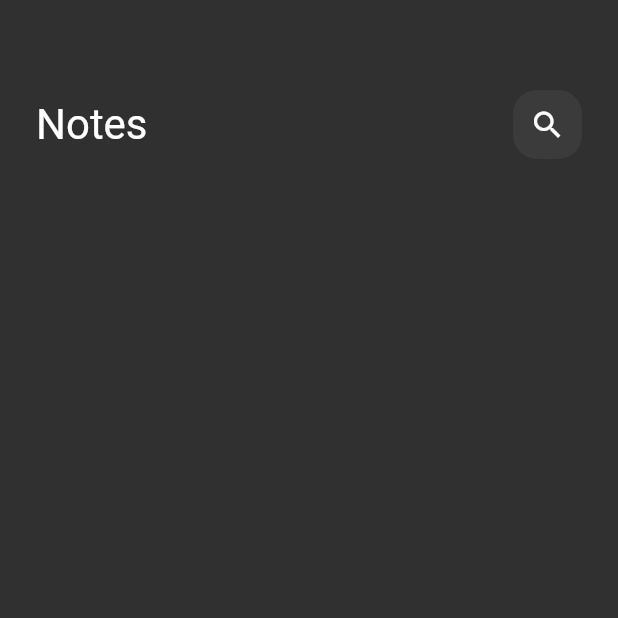
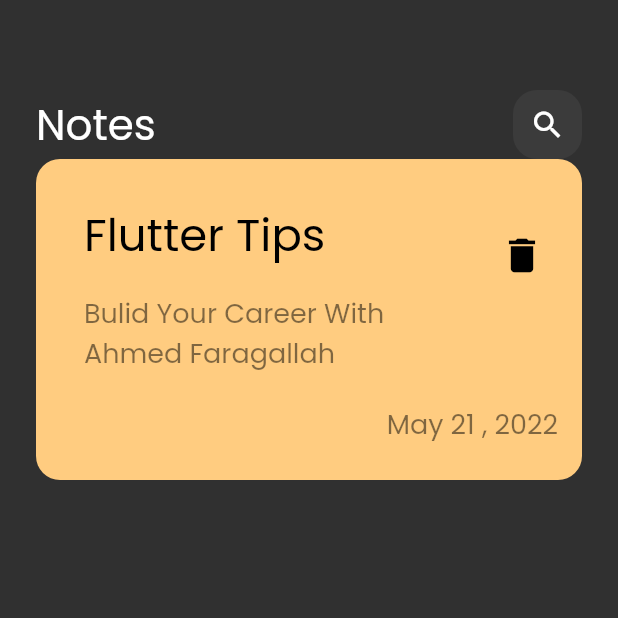
Before and after one commit to AhmedFaragallah/notes_app, a Flutter app: the screen it shows after launch, on a phone screen of 412 x 824 dp, the top half of it. Run offline on Flutter 3.47's test engine with Material 2 defaults, Android fonts, the phone set to English and light mode, and no system bars.

Commit message:
create custom note item

```diff
--- a/lib/main.dart
+++ b/lib/main.dart
@@ -12,7 +12,7 @@ class NoteApp extends StatelessWidget {
   Widget build(BuildContext context) {
     return MaterialApp(
       debugShowCheckedModeBanner: false,
-      theme: ThemeData(brightness: Brightness.dark),
+      theme: ThemeData(brightness: Brightness.dark, fontFamily: 'Poppins'),
       home: const NotesView(),
     );
   }
--- /dev/null
+++ b/lib/views/widgets/custom_note_item.dart
@@ -0,0 +1,56 @@
+import 'package:flutter/material.dart';
+
+class NoteItem extends StatelessWidget {
+  const NoteItem({super.key});
+
+  @override
+  Widget build(BuildContext context) {
+    return Container(
+        decoration: BoxDecoration(
+          color: const Color(0xffFFCC80),
+          borderRadius: BorderRadius.circular(16),
+        ),
+        child: Padding(
+          padding: const EdgeInsets.only(top: 24, bottom: 24, left: 16),
+          child: Column(
+            crossAxisAlignment: CrossAxisAlignment.end,
+            children: [
+              ListTile(
+                title: const Text(
+                  'Flutter Tips ',
+                  style: TextStyle(
+                    color: Colors.black,
+                    fontSize: 30,
+                  ),
+                ),
+                subtitle: Padding(
+                  padding: const EdgeInsets.only(top: 16, bottom: 16),
+                  child: Text(
+                    'Bulid Your Career With Ahmed Faragallah ',
+                    style: TextStyle(
+                      color: Colors.black.withOpacity(.5),
+                      fontSize: 18,
+                    ),
+                  ),
+                ),
+                trailing: IconButton(
+                    onPressed: () {},
+                    icon: const Icon(
+                      Icons.delete,
+                      color: Colors.black,
+                      size: 30,
+                    )),
+              ),
+              Padding(
+                padding: const EdgeInsets.only(right: 16),
+                child: Text(
+                  'May 21 , 2022',
+                  style: TextStyle(
+                      color: Colors.black.withOpacity(.5), fontSize: 18),
+                ),
+              ),
+            ],
+          ),
+        ));
+  }
+}
--- a/lib/views/widgets/notes_view_body.dart
+++ b/lib/views/widgets/notes_view_body.dart
@@ -1,5 +1,6 @@
 import 'package:flutter/material.dart';
 import 'package:note_app/views/widgets/custom_app_bar.dart';
+import 'package:note_app/views/widgets/custom_note_item.dart';
 
 class NotesViewBody extends StatelessWidget {
   const NotesViewBody({super.key});
@@ -13,7 +14,8 @@ class NotesViewBody extends StatelessWidget {
           SizedBox(
             height: 60,
           ),
-          CustomAppBar()
+          CustomAppBar(),
+          NoteItem(),
         ],
       ),
     );
```
Also changed, not shown: pubspec.yaml (+5 -11 lines), assets/fonts/Poppins-Regular.ttf (added).
